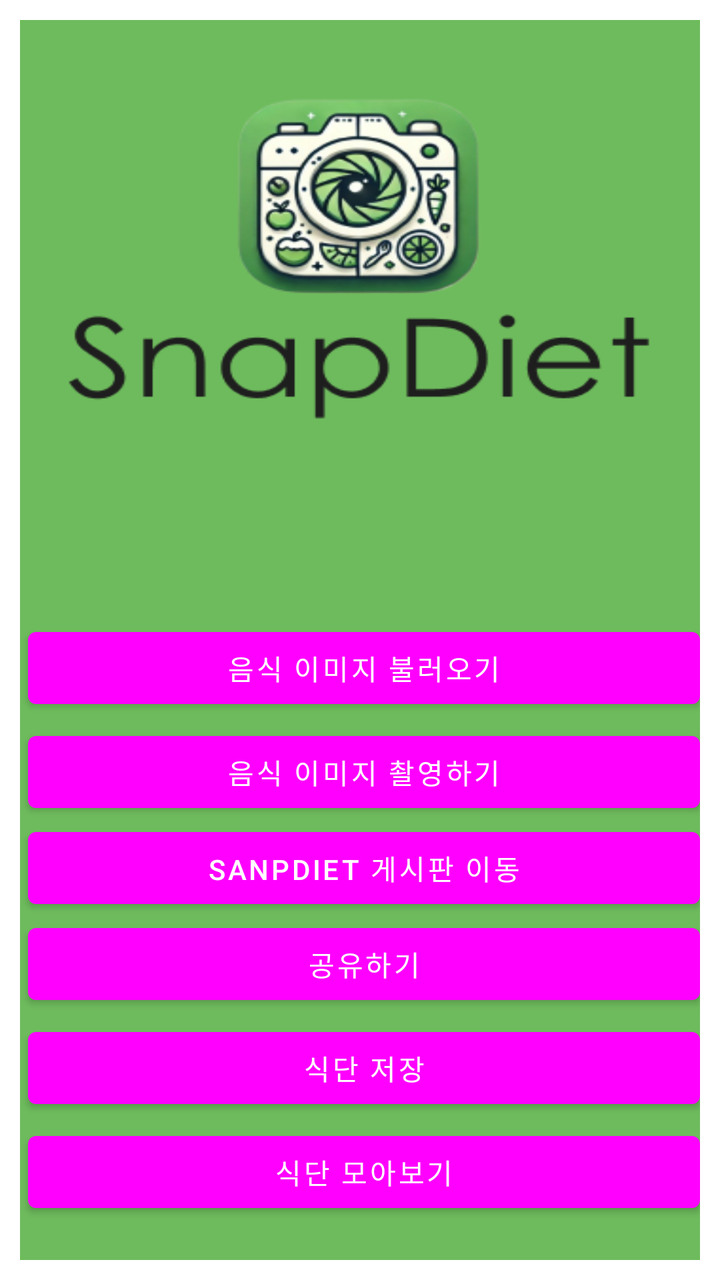
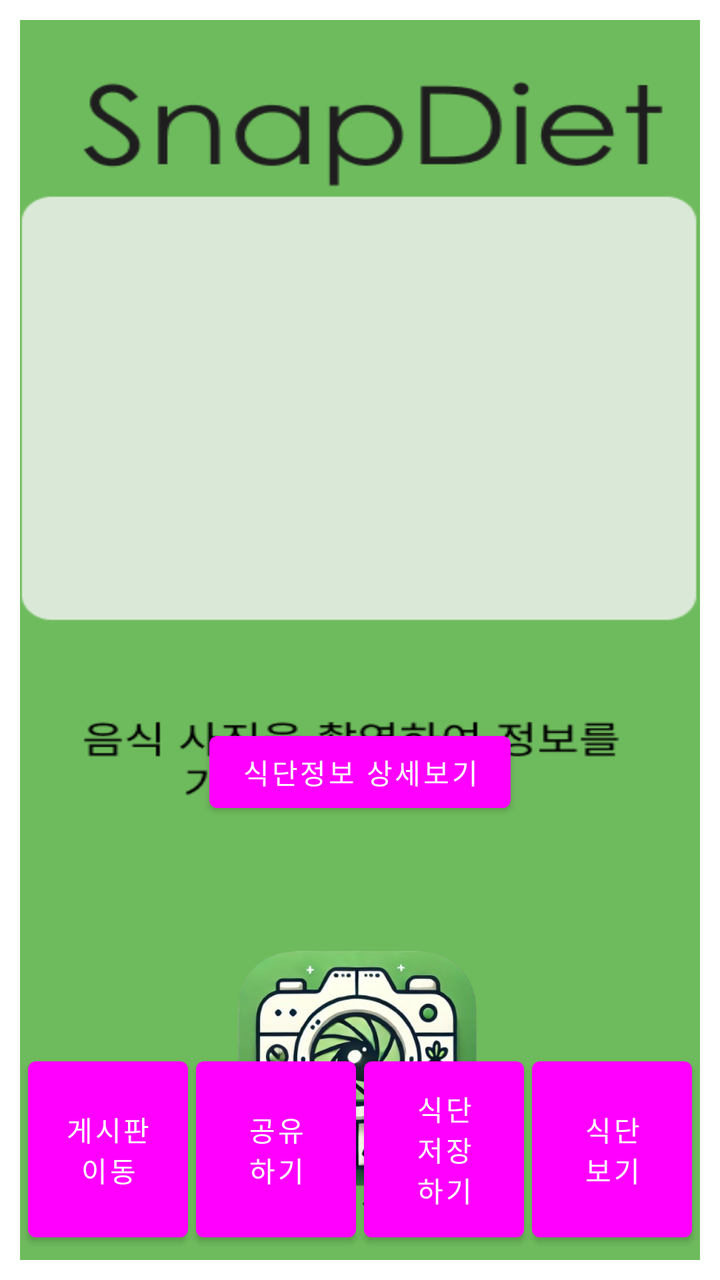

Compare the two renders of this Android layout. The source of the first and the diff that turns it into the second are given below.
<!-- AndroidManifest.xml: application theme Theme.SampleCode -->
<!-- res/layout/activity_main.xml -->
<?xml version="1.0" encoding="utf-8"?>
<androidx.constraintlayout.widget.ConstraintLayout
    xmlns:android="http://schemas.android.com/apk/res/android"
    xmlns:app="http://schemas.android.com/apk/res-auto"
    xmlns:tools="http://schemas.android.com/tools"
    android:layout_width="match_parent"
    android:layout_height="match_parent"
    android:padding="10dp"
    android:background="@color/foodlens_green_500"
    tools:context=".MainActivity">

    <RelativeLayout
        android:layout_width="match_parent"
        android:layout_height="match_parent"
        android:background="@drawable/bg"
        tools:layout_editor_absoluteX="16dp"
        tools:layout_editor_absoluteY="60dp">

        <WebView
            android:id="@+id/webview"
            android:layout_width="match_parent"
            android:layout_height="match_parent"
            android:visibility="gone"
            tools:layout_editor_absoluteX="10dp"
            tools:layout_editor_absoluteY="10dp" />

        

    </RelativeLayout>

    <Button
        android:id="@+id/btn_run_core"
        android:layout_width="match_parent"
        android:layout_height="wrap_content"
        android:layout_marginLeft="4dp"
        android:layout_marginTop="300dp"
        android:text="음식 이미지 불러오기"
        app:layout_constraintLeft_toLeftOf="parent"
        app:layout_constraintTop_toTopOf="parent" />

    <Button
        android:id="@+id/btn_run_ui_camera"
        android:layout_width="match_parent"
        android:layout_height="wrap_content"
        android:layout_marginLeft="4dp"
        android:layout_marginTop="4dp"
        android:text="음식 이미지 촬영하기"
        app:layout_constraintLeft_toLeftOf="parent"
        app:layout_constraintTop_toBottomOf="@+id/btn_run_core" />

    <Button
        android:id="@+id/button_open_website"
        android:layout_width="match_parent"
        android:layout_height="wrap_content"
        android:layout_marginLeft="4dp"

        android:text="sanpdiet 게시판 이동"
        app:layout_constraintLeft_toLeftOf="parent"
        app:layout_constraintTop_toBottomOf="@+id/btn_run_ui_camera" />

    <Button
        android:id="@+id/shareButton"
        android:layout_width="match_parent"
        android:layout_height="wrap_content"
        android:layout_marginLeft="4dp"
        android:text="공유하기"
        app:layout_constraintTop_toBottomOf="@+id/button_open_website"
        app:layout_constraintLeft_toLeftOf="parent"
        app:layout_constraintRight_toRightOf="parent" />

    <Button
        android:id="@+id/saveButton"
        android:layout_width="match_parent"
        android:layout_height="wrap_content"
        android:layout_marginLeft="4dp"
        android:layout_marginTop="4dp"
        android:text="식단 저장"
        app:layout_constraintTop_toBottomOf="@+id/shareButton"
        app:layout_constraintLeft_toLeftOf="parent"
        app:layout_constraintRight_toRightOf="parent" />

    <Button
        android:id="@+id/viewDietButton"
        android:layout_width="match_parent"
        android:layout_height="wrap_content"
        android:layout_marginLeft="4dp"
        android:layout_marginTop="4dp"
        android:text="식단 모아보기"
        app:layout_constraintTop_toBottomOf="@+id/saveButton"
        app:layout_constraintLeft_toLeftOf="parent"
        app:layout_constraintRight_toRightOf="parent" />

    
    <Button
        android:id="@+id/button_logout"
        android:layout_width="wrap_content"
        android:layout_height="wrap_content"
        android:text="Logout"
        android:layout_gravity="center_horizontal"
        android:layout_marginTop="16dp"
        app:layout_constraintTop_toBottomOf="@+id/viewDietButton"
        app:layout_constraintLeft_toLeftOf="parent"
        app:layout_constraintRight_toRightOf="parent" />


    <androidx.recyclerview.widget.RecyclerView
        android:id="@+id/list"
        android:layout_width="match_parent"
        android:layout_height="0dp"
        android:orientation="vertical"
        app:layoutManager="androidx.recyclerview.widget.LinearLayoutManager"
        app:layout_constraintTop_toBottomOf="@+id/viewDietButton"
        app:layout_constraintBottom_toBottomOf="parent"
        app:layout_constraintLeft_toLeftOf="parent" />

</androidx.constraintlayout.widget.ConstraintLayout>
<!-- resources referenced by this layout -->
<resources>
  <!-- drawable bg: png bitmap (drawable, 49389 bytes) -->
  <style name="Theme.SampleCode" parent="Theme.MaterialComponents.DayNight.DarkActionBar">
          
          <item name="colorPrimary">@color/foodlens_green_500</item>
          <item name="colorPrimaryVariant">@color/foodlens_green_500</item>
          <item name="colorOnPrimary">@color/white</item>
          
          <item name="colorSecondary">@color/teal_200</item>
          <item name="colorSecondaryVariant">@color/teal_700</item>
          <item name="colorOnSecondary">@color/black</item>
          
          <item name="android:statusBarColor" tools:targetApi="l">?attr/colorPrimaryVariant</item>
          
          <item name="windowNoTitle">true</item>
          <item name="windowActionBar">false</item>
      </style>
  <color name="white">#FFFFFF</color>
  <color name="teal_200">#03DAC5</color>
  <color name="teal_700">#018786</color>
  <color name="black">#000000</color>
</resources>

<!-- the commit's change to res/layout/activity_main.xml (unified diff, before → after) -->
@@ -5,16 +5,18 @@
     xmlns:tools="http://schemas.android.com/tools"
     android:layout_width="match_parent"
     android:layout_height="match_parent"
+    android:orientation="vertical"
     android:padding="10dp"
     android:background="@color/foodlens_green_500"
     tools:context=".MainActivity">
 
+
     <RelativeLayout
         android:layout_width="match_parent"
         android:layout_height="match_parent"
-        android:background="@drawable/bg"
-        tools:layout_editor_absoluteX="16dp"
-        tools:layout_editor_absoluteY="60dp">
+        android:background="@drawable/bbb"
+        tools:layout_editor_absoluteX="-18dp"
+        tools:layout_editor_absoluteY="16dp">
 
         <WebView
             android:id="@+id/webview"
@@ -24,93 +26,87 @@
             tools:layout_editor_absoluteX="10dp"
             tools:layout_editor_absoluteY="10dp" />
 
+        <ImageButton
+            android:id="@+id/btn_run_ui_camera"
+            android:layout_width="235dp"
+            android:layout_height="177dp"
+            android:layout_centerHorizontal="true"
+            android:layout_marginTop="440dp"
+            android:background="@android:color/transparent"
+            android:scaleType="centerCrop"
+            android:src="@drawable/foodsnap"
+            android:contentDescription="설명"
+            />
+
+        <androidx.recyclerview.widget.RecyclerView
+            android:id="@+id/list"
+            android:layout_width="337dp"
+            android:layout_height="168dp"
+            android:layout_centerHorizontal="true"
+            android:layout_marginTop="100dp"
+            android:orientation="vertical"
+            app:layoutManager="androidx.recyclerview.widget.LinearLayoutManager" />
+
+
+        <Button
+            android:layout_width="wrap_content"
+            android:layout_centerHorizontal="true"
+            android:text="식단정보 상세보기"
+            android:layout_height="wrap_content"
+            android:id="@+id/btnRunUiEdit"
+            android:layout_marginTop="352dp"
+            />
         
 
     </RelativeLayout>
 
     <Button
-        android:id="@+id/btn_run_core"
-        android:layout_width="match_parent"
-        android:layout_height="wrap_content"
-        android:layout_marginLeft="4dp"
-        android:layout_marginTop="300dp"
-        android:text="음식 이미지 불러오기"
+        android:id="@+id/button_open_website"
+        android:layout_width="80dp"
+        android:layout_height="100dp"
+        android:text="게시판 이동"
         app:layout_constraintLeft_toLeftOf="parent"
-        app:layout_constraintTop_toTopOf="parent" />
-
-    <Button
-        android:id="@+id/btn_run_ui_camera"
-        android:layout_width="match_parent"
-        android:layout_height="wrap_content"
-        android:layout_marginLeft="4dp"
-        android:layout_marginTop="4dp"
-        android:text="음식 이미지 촬영하기"
-        app:layout_constraintLeft_toLeftOf="parent"
-        app:layout_constraintTop_toBottomOf="@+id/btn_run_core" />
-
-    <Button
-        android:id="@+id/button_open_website"
-        android:layout_width="match_parent"
-        android:layout_height="wrap_content"
-        android:layout_marginLeft="4dp"
-
-        android:text="sanpdiet 게시판 이동"
-        app:layout_constraintLeft_toLeftOf="parent"
-        app:layout_constraintTop_toBottomOf="@+id/btn_run_ui_camera" />
+        app:layout_constraintRight_toLeftOf="@+id/shareButton"
+        app:layout_constraintTop_toTopOf="parent"
+        app:layout_constraintBottom_toBottomOf="parent"
+        app:layout_constraintVertical_bias="0.99" />
 
     <Button
         android:id="@+id/shareButton"
-        android:layout_width="match_parent"
-        android:layout_height="wrap_content"
-        android:layout_marginLeft="4dp"
-        android:text="공유하기"
-        app:layout_constraintTop_toBottomOf="@+id/button_open_website"
-        app:layout_constraintLeft_toLeftOf="parent"
-        app:layout_constraintRight_toRightOf="parent" />
+        android:layout_width="80dp"
+        android:layout_height="100dp"
+        android:text="공유
+        하기"
+        app:layout_constraintLeft_toRightOf="@+id/button_open_website"
+        app:layout_constraintRight_toLeftOf="@+id/saveButton"
+        app:layout_constraintTop_toTopOf="parent"
+        app:layout_constraintBottom_toBottomOf="parent"
+        app:layout_constraintVertical_bias="0.99" />
 
     <Button
         android:id="@+id/saveButton"
-        android:layout_width="match_parent"
-        android:layout_height="wrap_content"
-        android:layout_marginLeft="4dp"
-        android:layout_marginTop="4dp"
-        android:text="식단 저장"
-        app:layout_constraintTop_toBottomOf="@+id/shareButton"
-        app:layout_constraintLeft_toLeftOf="parent"
-        app:layout_constraintRight_toRightOf="parent" />
+        android:layout_width="80dp"
+        android:layout_height="100dp"
+        android:text="식단
+        저장
+        하기"
+        app:layout_constraintLeft_toRightOf="@+id/shareButton"
+        app:layout_constraintRight_toLeftOf="@+id/viewDietButton"
+        app:layout_constraintTop_toTopOf="parent"
+        app:layout_constraintBottom_toBottomOf="parent"
+        app:layout_constraintVertical_bias="0.99" />
 
     <Button
         android:id="@+id/viewDietButton"
-        android:layout_width="match_parent"
-        android:layout_height="wrap_content"
-        android:layout_marginLeft="4dp"
-        android:layout_marginTop="4dp"
-        android:text="식단 모아보기"
-        app:layout_constraintTop_toBottomOf="@+id/saveButton"
-        app:layout_constraintLeft_toLeftOf="parent"
-        app:layout_constraintRight_toRightOf="parent" />
-
-    
-    <Button
-        android:id="@+id/button_logout"
-        android:layout_width="wrap_content"
-        android:layout_height="wrap_content"
-        android:text="Logout"
-        android:layout_gravity="center_horizontal"
-        android:layout_marginTop="16dp"
-        app:layout_constraintTop_toBottomOf="@+id/viewDietButton"
-        app:layout_constraintLeft_toLeftOf="parent"
-        app:layout_constraintRight_toRightOf="parent" />
+        android:layout_width="80dp"
+        android:layout_height="100dp"
+        android:text="식단
+        보기"
+        app:layout_constraintLeft_toRightOf="@+id/saveButton"
+        app:layout_constraintRight_toRightOf="parent"
+        app:layout_constraintTop_toTopOf="parent"
+        app:layout_constraintBottom_toBottomOf="parent"
+        app:layout_constraintVertical_bias="0.99" />
 
 
-    <androidx.recyclerview.widget.RecyclerView
-        android:id="@+id/list"
-        android:layout_width="match_parent"
-        android:layout_height="0dp"
-        android:orientation="vertical"
-        app:layoutManager="androidx.recyclerview.widget.LinearLayoutManager"
-        app:layout_constraintTop_toBottomOf="@+id/viewDietButton"
-        app:layout_constraintBottom_toBottomOf="parent"
-        app:layout_constraintLeft_toLeftOf="parent" />
-
 </androidx.constraintlayout.widget.ConstraintLayout>
<!-- resource entries referenced after the edit -->
@@ -1,6 +1,7 @@
 <!-- resources referenced by this layout -->
 <resources>
-  <!-- drawable bg: png bitmap (drawable, 49389 bytes) -->
+  <!-- drawable bbb: png bitmap (drawable, 13612 bytes) -->
+  <!-- drawable foodsnap: png bitmap (drawable, 371509 bytes) -->
   <style name="Theme.SampleCode" parent="Theme.MaterialComponents.DayNight.DarkActionBar">
           
           <item name="colorPrimary">@color/foodlens_green_500</item>
